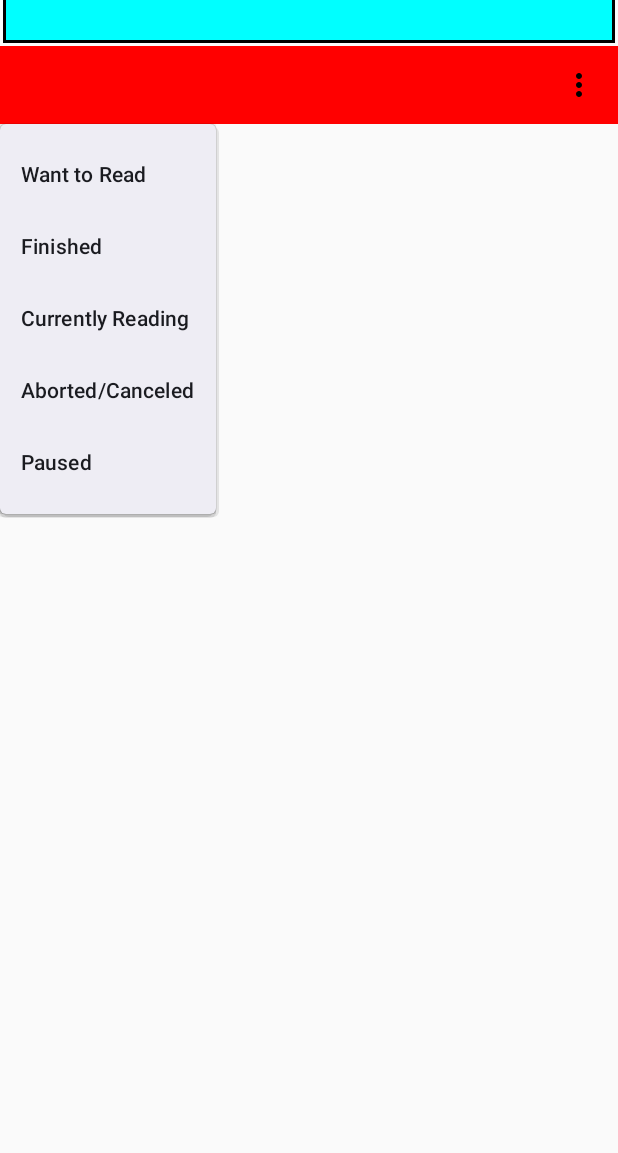
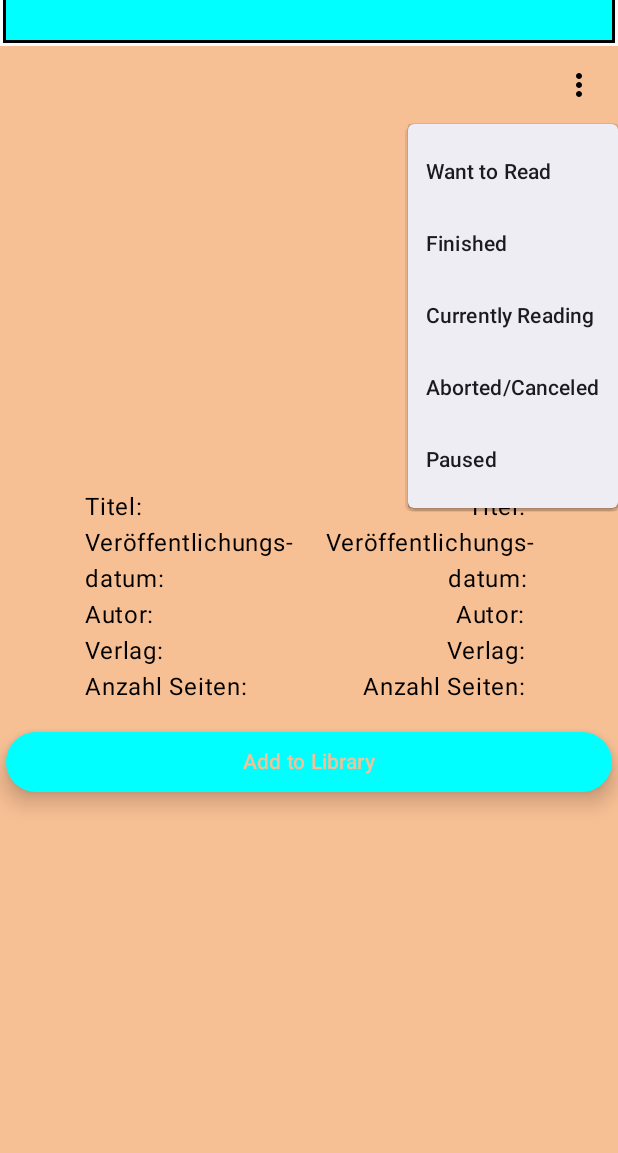
Before and after one commit to nRekus/DigitalLibrary, an Android app built with Jetpack Compose: the screen it shows after launch (MainActivity), after a tap on "asd", on a phone screen of 412 x 824 dp, the part 83-1236 px from its top. Run offline under Robolectric (Android 15) with nearby library versions, the phone set to English and light mode, and no system bars; our stand-ins replace Navigation 3.

Commit message:
feat(viewmodel): new viewmodel for Book and BookList

```diff
--- a/app/src/main/java/com/example/visitenkarte/ui/FetchedBookScreen.kt
+++ b/app/src/main/java/com/example/visitenkarte/ui/FetchedBookScreen.kt
@@ -1,17 +1,27 @@
 package com.example.visitenkarte.ui
 
 import androidx.compose.foundation.BorderStroke
+import androidx.compose.foundation.ScrollState
 import androidx.compose.foundation.background
 import androidx.compose.foundation.border
 import androidx.compose.foundation.layout.Arrangement
 import androidx.compose.foundation.layout.Box
 import androidx.compose.foundation.layout.Column
+import androidx.compose.foundation.layout.Row
+import androidx.compose.foundation.layout.Spacer
 import androidx.compose.foundation.layout.fillMaxHeight
 import androidx.compose.foundation.layout.fillMaxSize
 import androidx.compose.foundation.layout.fillMaxWidth
+import androidx.compose.foundation.layout.height
 import androidx.compose.foundation.layout.padding
+import androidx.compose.foundation.layout.width
+import androidx.compose.foundation.lazy.LazyColumn
 import androidx.compose.material.icons.Icons
 import androidx.compose.material.icons.filled.MoreVert
+import androidx.compose.material3.Button
+import androidx.compose.material3.ButtonColors
+import androidx.compose.material3.ButtonDefaults
+import androidx.compose.material3.ButtonElevation
 import androidx.compose.material3.DropdownMenu
 import androidx.compose.material3.DropdownMenuItem
 import androidx.compose.material3.Icon
@@ -23,6 +33,9 @@ import androidx.compose.runtime.remember
 import androidx.compose.ui.Alignment
 import androidx.compose.ui.Modifier
 import androidx.compose.ui.graphics.Color
+import androidx.compose.ui.graphics.colorspace.ColorSpace
+import androidx.compose.ui.graphics.colorspace.ColorSpaces
+import androidx.compose.ui.text.style.TextAlign
 import androidx.compose.ui.tooling.preview.Preview
 import androidx.compose.ui.unit.dp
 import com.example.visitenkarte.model.ReadingStatus
@@ -45,26 +58,69 @@ fun FetchedBookScreen(
             contentAlignment = Alignment.Center){
             Text("Add Book to your Digital Library",color=Color.hsv(30f,1f,1f))
         }
-        Column(modifier.fillMaxWidth().background(Color.Red)) {
-            IconButton(
-                onClick = { expanded.value = !expanded.value },
-                modifier.padding(2.dp).align(alignment = Alignment.End)
-            ) { Icon(Icons.Default.MoreVert,
-                contentDescription="asd",
-                modifier.padding(2.dp))
+        Column(modifier
+            .background(color = Color(0xFFf7bf94))
+        ) {
+            Box(modifier.align(Alignment.End)){
+                IconButton(
+                    onClick = { expanded.value = !expanded.value },
+                    modifier
+                        .padding(2.dp)
+                ) {
+                    Icon(
+                        Icons.Default.MoreVert,
+                        contentDescription = "asd",
+                        modifier.padding(2.dp)
+                    )
                 }
-            DropdownMenu(
-                expanded = expanded.value,
-                onDismissRequest = {expanded.value = !expanded.value},
-                modifier.padding(2.dp).align(Alignment.End)
-            ) {
-                    for (rs in ReadingStatus.entries.toTypedArray()) {
+                DropdownMenu(
+                    expanded = expanded.value,
+                    onDismissRequest = { expanded.value = !expanded.value }
+                ) {
+                    ReadingStatus.entries.toTypedArray().forEach { rs ->
                         DropdownMenuItem(
                             text = { Text(rs.status) },
                             onClick = { expanded.value = false },
                         )
                     }
+                }
             }
+            Column(modifier.fillMaxSize(),Arrangement.Center,Alignment.CenterHorizontally){
+                Row(horizontalArrangement = Arrangement.Center){
+                    Column(
+                        modifier.padding(10.dp),
+                        horizontalAlignment = Alignment.Start
+                    ) {
+                        Text("Titel: ")
+                        Text("Veröffentlichungs-\ndatum: ", textAlign = TextAlign.Start)
+                        Text("Autor: ")
+                        Text("Verlag: ")
+                        Text("Anzahl Seiten: ")
+                    }
+                    Column(
+                        modifier.padding(10.dp),
+                        horizontalAlignment = Alignment.End
+                    ) {
+                        Text("Titel: ")
+                        Text("Veröffentlichungs-\ndatum: ", textAlign = TextAlign.End)
+                        Text("Autor: ")
+                        Text("Verlag: ")
+                        Text("Anzahl Seiten: ")
+                    }
+                }
+                Button(
+                    onClick = {},
+                    modifier = modifier.fillMaxWidth().padding(4.dp),
+                    colors = ButtonColors(
+                        containerColor = Color.Cyan,
+                        contentColor = Color(0xFFf7bf94),
+                        disabledContainerColor = Color.Blue,
+                        disabledContentColor = Color.DarkGray
+                    ),
+                    elevation = ButtonDefaults.buttonElevation(defaultElevation = 8.dp)
+                ) { Text("Add to Library")}
+            }
+
         }
     }
 }
```
Also changed, not shown: app/src/main/java/com/example/visitenkarte/network/DataAPI.kt (added, +10 -0 lines), app/src/main/java/com/example/visitenkarte/viewmodels/BookListViewModel.kt (added, +47 -0 lines), app/src/main/java/com/example/visitenkarte/viewmodels/BookViewModel.kt (+9 -77 lines).
